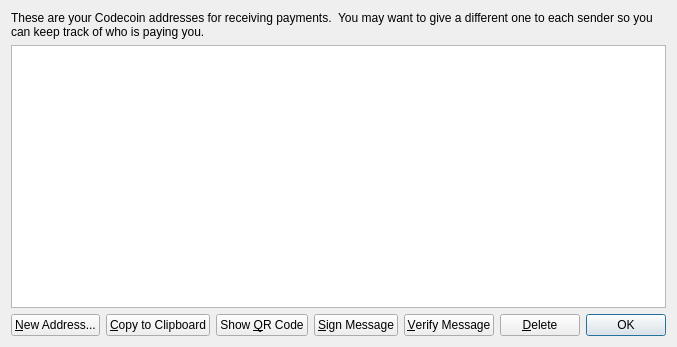
grantcoin/grantcoin-new, file src/qt/forms/addressbookpage.ui: the form before one commit.
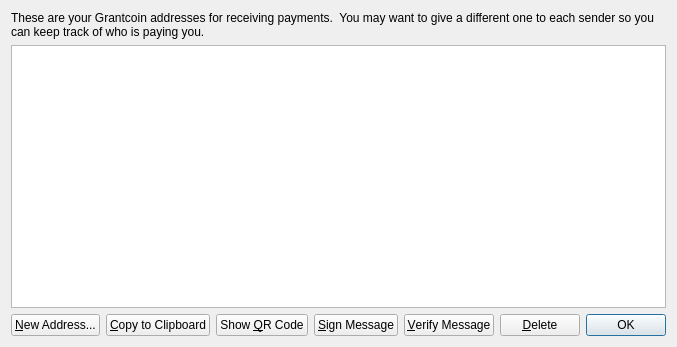
The form after the commit. Icons and pictures are not drawn.

Commit message: change branding to Grantcoin

What changed in the file:
```diff
--- a/src/qt/forms/addressbookpage.ui
+++ b/src/qt/forms/addressbookpage.ui
@@ -17,7 +17,7 @@
    <item>
     <widget class="QLabel" name="labelExplanation">
      <property name="text">
-      <string>These are your Codecoin addresses for receiving payments.  You may want to give a different one to each sender so you can keep track of who is paying you.</string>
+      <string>These are your Grantcoin addresses for receiving payments.  You may want to give a different one to each sender so you can keep track of who is paying you.</string>
      </property>
      <property name="textFormat">
       <enum>Qt::AutoText</enum>
```
Left out of the diff: 2 changed lines with no effect on the pictures.
